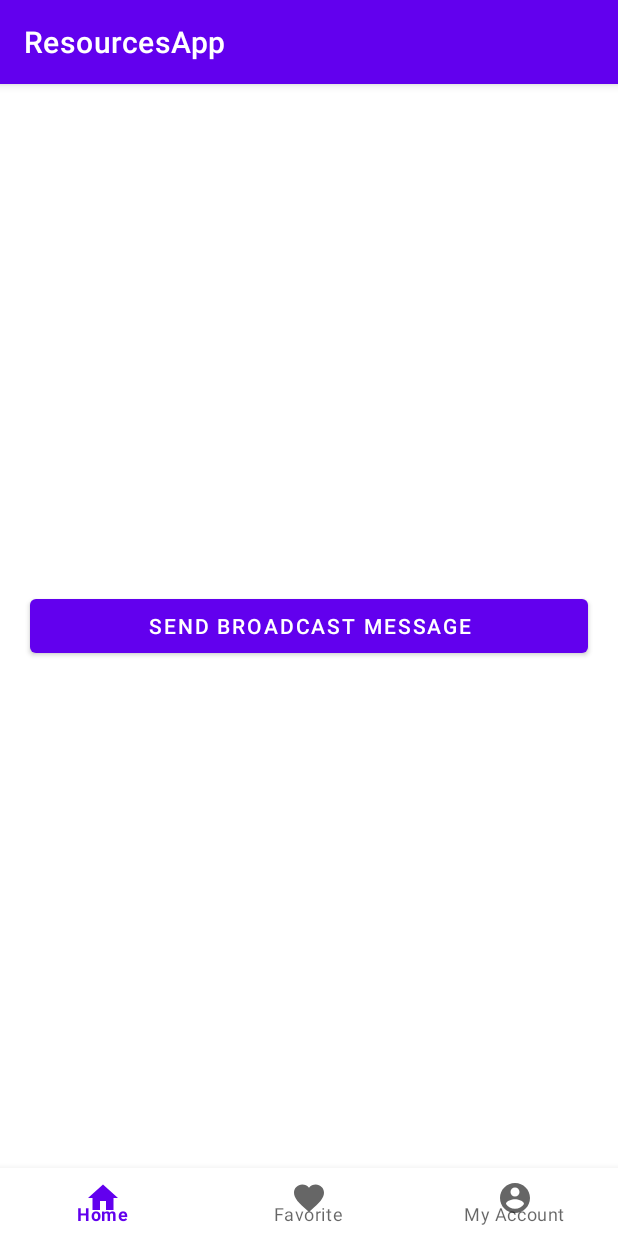
After one commit to jimmytrevor/BIT2019, an Android app: the HomeActivity screen opened directly, with no data from a screen before it, on a phone screen of 412 x 824 dp. The commit adds this screen. Run offline under Robolectric (Android 15) with nearby library versions, the phone set to English and light mode, and no system bars.

Commit message:
Fragments and Broadcast Receiver and Broadcast Intents

```diff
--- a/app/build.gradle
+++ b/app/build.gradle
@@ -33,6 +33,7 @@ dependencies {
     implementation 'androidx.appcompat:appcompat:1.3.0'
     implementation 'com.google.android.material:material:1.4.0'
     implementation 'androidx.constraintlayout:constraintlayout:2.0.4'
+    implementation 'androidx.legacy:legacy-support-v4:1.0.0'
     testImplementation 'junit:junit:4.+'
     androidTestImplementation 'androidx.test.ext:junit:1.1.3'
     androidTestImplementation 'androidx.test.espresso:espresso-core:3.4.0'
--- a/app/src/main/AndroidManifest.xml
+++ b/app/src/main/AndroidManifest.xml
@@ -1,7 +1,8 @@
 <?xml version="1.0" encoding="utf-8"?>
 <manifest xmlns:android="http://schemas.android.com/apk/res/android"
     package="com.example.resourcesapp">
-    <uses-permission android:name="android.permission.READ_EXTERNAL_STORAGE"/>
+
+    <uses-permission android:name="android.permission.READ_EXTERNAL_STORAGE" />
 
     <application
         android:allowBackup="true"
@@ -10,7 +11,8 @@
         android:roundIcon="@mipmap/ic_launcher_round"
         android:supportsRtl="true"
         android:theme="@style/Theme.ResourcesApp">
-        <activity android:name=".LoginActivity"></activity>
+        <activity android:name=".Activity.HomeActivity"></activity>
+        <activity android:name=".LoginActivity" />
         <activity android:name=".MainActivity">
             <intent-filter>
                 <action android:name="android.intent.action.MAIN" />
--- /dev/null
+++ b/app/src/main/java/com/example/resourcesapp/Activity/HomeActivity.java
@@ -0,0 +1,60 @@
+package com.example.resourcesapp.Activity;
+
+import androidx.annotation.NonNull;
+import androidx.appcompat.app.AppCompatActivity;
+import androidx.fragment.app.Fragment;
+import androidx.fragment.app.FragmentTransaction;
+
+import android.os.Bundle;
+import android.view.MenuItem;
+
+import com.example.resourcesapp.Fragments.AccountFragment;
+import com.example.resourcesapp.Fragments.FavouriteFragment;
+import com.example.resourcesapp.Fragments.HomeFragment;
+import com.example.resourcesapp.R;
+import com.google.android.material.bottomnavigation.BottomNavigationView;
+
+public class HomeActivity extends AppCompatActivity {
+    private BottomNavigationView bottomNavigationView;
+
+    @Override
+    protected void onCreate(Bundle savedInstanceState) {
+        super.onCreate(savedInstanceState);
+        setContentView(R.layout.activity_home);
+
+        bottomNavigationView = findViewById(R.id.bottom_view);
+
+
+        setFragment(new HomeFragment());
+
+        bottomNavigationView.setOnItemSelectedListener(new BottomNavigationView.OnNavigationItemSelectedListener() {
+            @Override
+            public boolean onNavigationItemSelected(@NonNull MenuItem item) {
+                int selected_item_id=item.getItemId();
+                if (selected_item_id == R.id.action_home){
+                    //inflate the home fragment
+                    setFragment(new HomeFragment());
+                }
+                else if (selected_item_id == R.id.action_favorite){
+                    //inflate the favourite fragment
+                    setFragment(new FavouriteFragment());
+                }
+                else if (selected_item_id == R.id.action_profile){
+                    //inflate the profile fragment
+                    setFragment(new AccountFragment());
+                }
+                else{
+
+                }
+                return false;
+            }
+        });
+
+    }
+
+    private void setFragment(Fragment fragment){
+        FragmentTransaction transaction = getSupportFragmentManager().beginTransaction();
+        transaction.replace(R.id.fragment_frame,fragment);
+        transaction.commit();
+    }
+}
--- /dev/null
+++ b/app/src/main/java/com/example/resourcesapp/Fragments/HomeFragment.java
@@ -0,0 +1,85 @@
+package com.example.resourcesapp.Fragments;
+
+import android.content.Context;
+import android.content.Intent;
+import android.os.Bundle;
+
+import androidx.fragment.app.Fragment;
+
+import android.view.LayoutInflater;
+import android.view.View;
+import android.view.ViewGroup;
+import android.widget.Button;
+import android.widget.Toast;
+
+import com.example.resourcesapp.LoginActivity;
+import com.example.resourcesapp.R;
+
+/**
+ * A simple {@link Fragment} subclass.
+ * Use the {@link HomeFragment#newInstance} factory method to
+ * create an instance of this fragment.
+ */
+public class HomeFragment extends Fragment {
+
+    // TODO: Rename parameter arguments, choose names that match
+    // the fragment initialization parameters, e.g. ARG_ITEM_NUMBER
+    private static final String ARG_PARAM1 = "param1";
+    private static final String ARG_PARAM2 = "param2";
+    private Button btn_test;
+    private Context context;
+
+    // TODO: Rename and change types of parameters
+    private String mParam1;
+    private String mParam2;
+
+    public HomeFragment() {
+        // Required empty public constructor
+    }
+
+    /**
+     * Use this factory method to create a new instance of
+     * this fragment using the provided parameters.
+     *
+     * @param param1 Parameter 1.
+     * @param param2 Parameter 2.
+     * @return A new instance of fragment HomeFragment.
+     */
+    // TODO: Rename and change types and number of parameters
+    public static HomeFragment newInstance(String param1, String param2) {
+        HomeFragment fragment = new HomeFragment();
+        Bundle args = new Bundle();
+        args.putString(ARG_PARAM1, param1);
+        args.putString(ARG_PARAM2, param2);
+        fragment.setArguments(args);
+        return fragment;
+    }
+
+    @Override
+    public void onCreate(Bundle savedInstanceState) {
+        super.onCreate(savedInstanceState);
+        if (getArguments() != null) {
+            mParam1 = getArguments().getString(ARG_PARAM1);
+            mParam2 = getArguments().getString(ARG_PARAM2);
+        }
+        context=getContext();
+    }
+    @Override
+    public View onCreateView(LayoutInflater inflater, ViewGroup container,
+                             Bundle savedInstanceState) {
+        View view = inflater.inflate(R.layout.fragment_home, container, false);
+        // Inflate the layout for this fragment
+        btn_test=view.findViewById(R.id.btn_test);
+        btn_test.setOnClickListener(new View.OnClickListener() {
+            @Override
+            public void onClick(View v) {
+             Intent sendBroadCastIntent = new Intent();
+                sendBroadCastIntent.setAction("com.example.resourcesapp.SendBroadCastMessage");
+                sendBroadCastIntent.setFlags(Intent.FLAG_INCLUDE_STOPPED_PACKAGES);
+                sendBroadCastIntent.putExtra("message","This is the broadcast message");
+             context.sendBroadcast(sendBroadCastIntent);
+            }
+        });
+        return view;
+    }
+}
--- /dev/null
+++ b/app/src/main/res/drawable/ic_baseline_account_circle_24.xml
@@ -0,0 +1,10 @@
+<vector xmlns:android="http://schemas.android.com/apk/res/android"
+    android:width="24dp"
+    android:height="24dp"
+    android:viewportWidth="24"
+    android:viewportHeight="24"
+    android:tint="?attr/colorControlNormal">
+  <path
+      android:fillColor="@android:color/white"
+      android:pathData="M12,2C6.48,2 2,6.48 2,12s4.48,10 10,10 10,-4.48 10,-10S17.52,2 12,2zM12,5c1.66,0 3,1.34 3,3s-1.34,3 -3,3 -3,-1.34 -3,-3 1.34,-3 3,-3zM12,19.2c-2.5,0 -4.71,-1.28 -6,-3.22 0.03,-1.99 4,-3.08 6,-3.08 1.99,0 5.97,1.09 6,3.08 -1.29,1.94 -3.5,3.22 -6,3.22z"/>
+</vector>
--- /dev/null
+++ b/app/src/main/res/drawable/ic_baseline_favorite_24.xml
@@ -0,0 +1,10 @@
+<vector xmlns:android="http://schemas.android.com/apk/res/android"
+    android:width="24dp"
+    android:height="24dp"
+    android:viewportWidth="24"
+    android:viewportHeight="24"
+    android:tint="?attr/colorControlNormal">
+  <path
+      android:fillColor="@android:color/white"
+      android:pathData="M12,21.35l-1.45,-1.32C5.4,15.36 2,12.28 2,8.5 2,5.42 4.42,3 7.5,3c1.74,0 3.41,0.81 4.5,2.09C13.09,3.81 14.76,3 16.5,3 19.58,3 22,5.42 22,8.5c0,3.78 -3.4,6.86 -8.55,11.54L12,21.35z"/>
+</vector>
--- /dev/null
+++ b/app/src/main/res/drawable/ic_baseline_home_24.xml
@@ -0,0 +1,10 @@
+<vector xmlns:android="http://schemas.android.com/apk/res/android"
+    android:width="24dp"
+    android:height="24dp"
+    android:viewportWidth="24"
+    android:viewportHeight="24"
+    android:tint="?attr/colorControlNormal">
+  <path
+      android:fillColor="@android:color/white"
+      android:pathData="M10,20v-6h4v6h5v-8h3L12,3 2,12h3v8z"/>
+</vector>
--- /dev/null
+++ b/app/src/main/res/layout/activity_home.xml
@@ -0,0 +1,26 @@
+<?xml version="1.0" encoding="utf-8"?>
+<RelativeLayout
+    xmlns:android="http://schemas.android.com/apk/res/android"
+    xmlns:app="http://schemas.android.com/apk/res-auto"
+    xmlns:tools="http://schemas.android.com/tools"
+    android:layout_width="match_parent"
+    android:layout_height="match_parent"
+    tools:context=".Activity.HomeActivity">
+
+    <FrameLayout
+        android:layout_width="match_parent"
+        android:id="@+id/fragment_frame"
+        android:layout_alignParentLeft="true"
+        android:layout_above="@id/bottom_view"
+        android:layout_alignParentRight="true"
+        android:layout_alignParentTop="true"
+        android:layout_height="match_parent"/>
+
+    <com.google.android.material.bottomnavigation.BottomNavigationView
+        android:layout_alignParentBottom="true"
+        android:id="@+id/bottom_view"
+        app:menu="@menu/nav_menu"
+        android:layout_width="match_parent"
+        android:layout_height="45dp"/>
+
+</RelativeLayout>
--- /dev/null
+++ b/app/src/main/res/layout/fragment_home.xml
@@ -0,0 +1,17 @@
+<?xml version="1.0" encoding="utf-8"?>
+<RelativeLayout xmlns:android="http://schemas.android.com/apk/res/android"
+    xmlns:tools="http://schemas.android.com/tools"
+    android:layout_width="match_parent"
+    android:layout_height="match_parent"
+    tools:context=".Fragments.HomeFragment">
+
+    <!-- TODO: Update blank fragment layout -->
+  <Button
+      android:layout_width="match_parent"
+      android:text="Send Broadcast Message"
+      android:id="@+id/btn_test"
+      android:layout_centerInParent="true"
+      android:layout_margin="20dp"
+      android:layout_height="wrap_content"/>
+
+</RelativeLayout>
--- /dev/null
+++ b/app/src/main/res/menu/nav_menu.xml
@@ -0,0 +1,16 @@
+<?xml version="1.0" encoding="utf-8"?>
+<menu xmlns:android="http://schemas.android.com/apk/res/android">
+
+    <item android:id="@+id/action_home"
+        android:title="Home"
+        android:icon="@drawable/ic_baseline_home_24"
+        />
+    <item android:id="@+id/action_favorite"
+        android:title="Favorite"
+        android:icon="@drawable/ic_baseline_favorite_24"
+        />
+    <item android:id="@+id/action_profile"
+        android:title="My Account"
+        android:icon="@drawable/ic_baseline_account_circle_24"
+        />
+</menu>
--- a/app/src/main/res/values/strings.xml
+++ b/app/src/main/res/values/strings.xml
@@ -12,5 +12,7 @@
     <string name="msg_variable">welcome_msg</string>
     <string name="user_name">username</string>
     <string name="passed_name">Jimmy Trevor</string>
+    <!-- TODO: Remove or change this placeholder text -->
+    <string name="hello_blank_fragment">Hello blank fragment</string>
 
 </resources>
```
Also changed, not shown: app/src/main/java/com/example/resourcesapp/Fragments/AccountFragment.java (added, +66 -0 lines), app/src/main/java/com/example/resourcesapp/Fragments/FavouriteFragment.java (added, +66 -0 lines), app/src/main/res/layout/fragment_account.xml (added, +14 -0 lines), app/src/main/res/layout/fragment_favourite.xml (added, +14 -0 lines).
